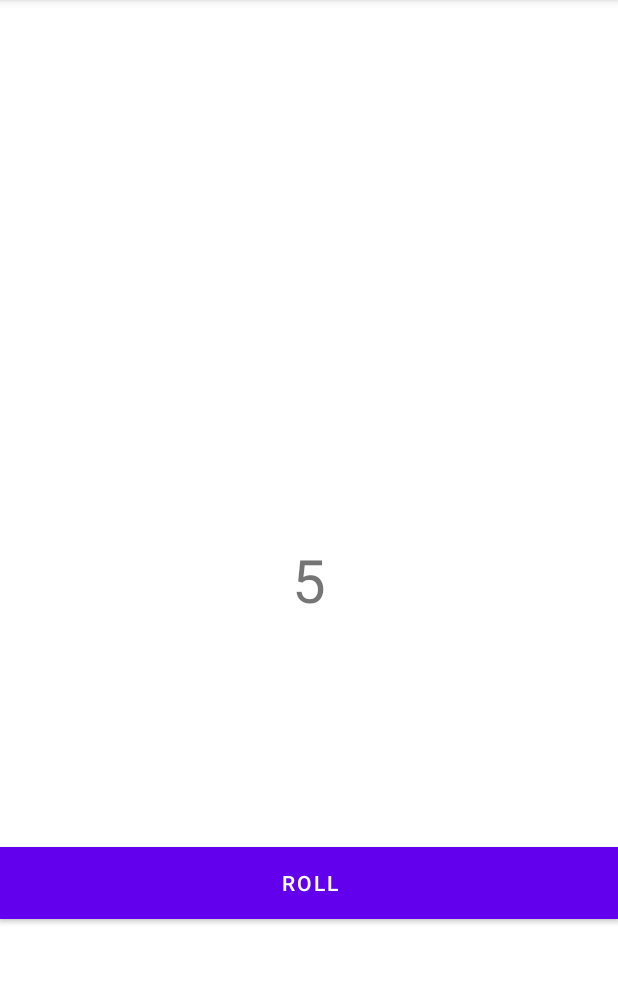
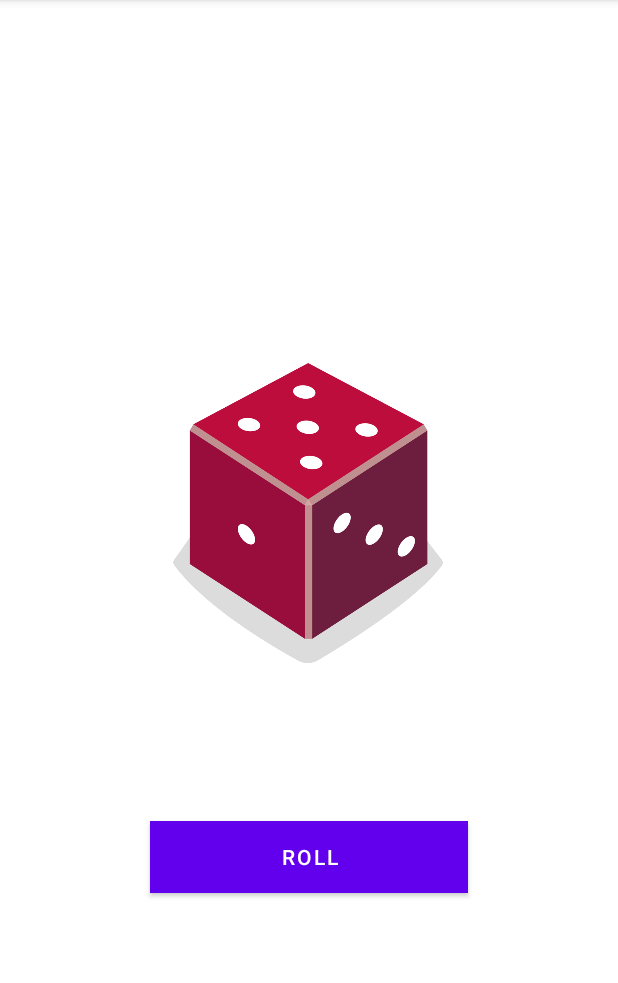
Before and after one commit to GonzaMartinez46/dicesProyect, an Android app: the screen it shows after launch (MainActivity), after a tap on "ROLL", on a phone screen of 412 x 824 dp, the part 84-1067 px from its top. Run offline under Robolectric (Android 15) with nearby library versions, the phone set to English and light mode, and no system bars.

Commit message:
ImageViewDice Finish

```diff
--- a/app/src/main/java/com/example/dadosaleatorios/MainActivity.kt
+++ b/app/src/main/java/com/example/dadosaleatorios/MainActivity.kt
@@ -2,6 +2,7 @@ package com.example.dadosaleatorios
 
 import android.os.Bundle
 import android.widget.Button
+import android.widget.ImageView
 import android.widget.TextView
 import android.widget.Toast
 import androidx.appcompat.app.AppCompatActivity
@@ -14,31 +15,58 @@ class MainActivity : AppCompatActivity() {
         setContentView(R.layout.activity_main)
 
         val rollButton: Button= findViewById(R.id.buttonRoll)
-        val caraText: TextView= findViewById(R.id.textCara)
         val contadorText : TextView= findViewById(R.id.textContador)
+        val diceImage: ImageView= findViewById(R.id.imageDiceView)
         val dado1=Dice(6)
         var contador=0
+        var valorRoll:Int
 
+
+        contadorText.text="NUMBER ROLLs: "
         contadorText.textSize=30f
 
 
         rollButton.setOnClickListener{
             contador++
-            caraText.text = dado1.roll().toString()
-            contadorText.text="NUMBER ROLL: ${contador.toString()}"
-            if(dado1.roll()>=4){
-                Toast.makeText(this, "great", Toast.LENGTH_SHORT).show()
-            }else{
-                Toast.makeText(this, "retry", Toast.LENGTH_SHORT).show()
-            }
+            valorRoll=dado1.roll()
 
-            when()
+            contadorText.text="NUMBER ROLLs: ${contador.toString()}"
+
+            dado1.cambiarImagen(diceImage, valorRoll)
+
+            mostrarMensaje(valorRoll,6)
+
+
         }
     }
-}
-class Dice(val side:Int){
+fun mostrarMensaje( sideDice:Int, winCondition: Int){
+    when(sideDice){
+        winCondition-> Toast.makeText(this,"GREAAAAT, WIN CHICKEN DINNER", Toast.LENGTH_SHORT).show()
+        1-> Toast.makeText(this,"LOSEE, ROLL DOWN", Toast.LENGTH_SHORT).show()
+        2-> Toast.makeText(this,"LOSEE, ROLL DOWN", Toast.LENGTH_SHORT).show()
+        3-> Toast.makeText(this,"LOSEE, ROLL DOWN", Toast.LENGTH_SHORT).show()
+        4-> Toast.makeText(this,"LOSEE, ROLL DOWN", Toast.LENGTH_SHORT).show()
+        5-> Toast.makeText(this,"LOSEE, ROLL DOWN", Toast.LENGTH_SHORT).show()
 
-    fun roll():Int{
-        return (1..side).random()
+
     }
 }
+}
+class Dice(val sides:Int){
+
+    fun roll():Int{ return(1..sides).random() }
+
+    fun cambiarImagen(imagen: ImageView, sideDice: Int){
+
+        when(sideDice){
+            1->imagen.setImageResource(R.drawable.dice_1)
+            2->imagen.setImageResource(R.drawable.dice_2)
+            3->imagen.setImageResource(R.drawable.dice_3)
+            4->imagen.setImageResource(R.drawable.dice_4)
+            5->imagen.setImageResource(R.drawable.dice_5)
+            6->imagen.setImageResource(R.drawable.dice_6)
+        }
+    }
+
+
+}
--- a/app/src/main/res/layout/activity_main.xml
+++ b/app/src/main/res/layout/activity_main.xml
@@ -6,29 +6,22 @@
     android:layout_height="match_parent"
     tools:context=".MainActivity">
 
-    <TextView
-        android:id="@+id/textCara"
-        android:layout_width="200dp"
-        android:layout_height="wrap_content"
-        android:height="50dp"
-        android:textSize="40sp"
-        android:textAlignment="center"
-        app:layout_constraintBottom_toBottomOf="parent"
-        app:layout_constraintEnd_toEndOf="parent"
-        app:layout_constraintStart_toStartOf="parent"
-        app:layout_constraintTop_toTopOf="parent" />
 
     <Button
         android:id="@+id/buttonRoll"
         android:layout_width="match_parent"
         android:layout_height="wrap_content"
+        android:layout_marginLeft="100dp"
+        android:layout_marginRight="100dp"
+        android:layout_marginBottom="68dp"
         android:background="@color/black"
         android:text="@string/buttonRoll"
         android:textColor="@color/white"
         app:layout_constraintBottom_toBottomOf="parent"
         app:layout_constraintEnd_toEndOf="parent"
+        app:layout_constraintHorizontal_bias="0.525"
         app:layout_constraintStart_toStartOf="parent"
-        app:layout_constraintTop_toBottomOf="@+id/textCara"></Button>
+        app:layout_constraintTop_toBottomOf="@+id/imageDiceView"></Button>
 
     <TextView
         android:id="@+id/textContador"
@@ -38,10 +31,25 @@
         android:height="20dp"
 
         android:textColor="@color/white"
-        android:textSize="5dp"
+        android:textSize="5sp"
 
         app:layout_constraintEnd_toEndOf="parent"
         app:layout_constraintStart_toStartOf="parent"
         app:layout_constraintTop_toTopOf="parent" />
 
+    <ImageView
+        android:id="@+id/imageDiceView"
+        android:layout_width="200dp"
+        android:layout_height="200dp"
+
+
+        android:layout_marginTop="192dp"
+        app:layout_constraintBottom_toBottomOf="parent"
+        app:layout_constraintEnd_toEndOf="parent"
+        app:layout_constraintHorizontal_bias="0.497"
+        app:layout_constraintStart_toStartOf="parent"
+        app:layout_constraintTop_toBottomOf="@+id/textContador"
+        app:layout_constraintVertical_bias="0.0"
+        app:srcCompat="@drawable/dice_1" />
+
 </androidx.constraintlayout.widget.ConstraintLayout>
```
Also changed, not shown: app/src/main/res/drawable/dice_1.png (added), app/src/main/res/drawable/dice_2.png (added), app/src/main/res/drawable/dice_3.png (added), app/src/main/res/drawable/dice_4.png (added), app/src/main/res/drawable/dice_5.png (added), app/src/main/res/drawable/dice_6.png (added).
